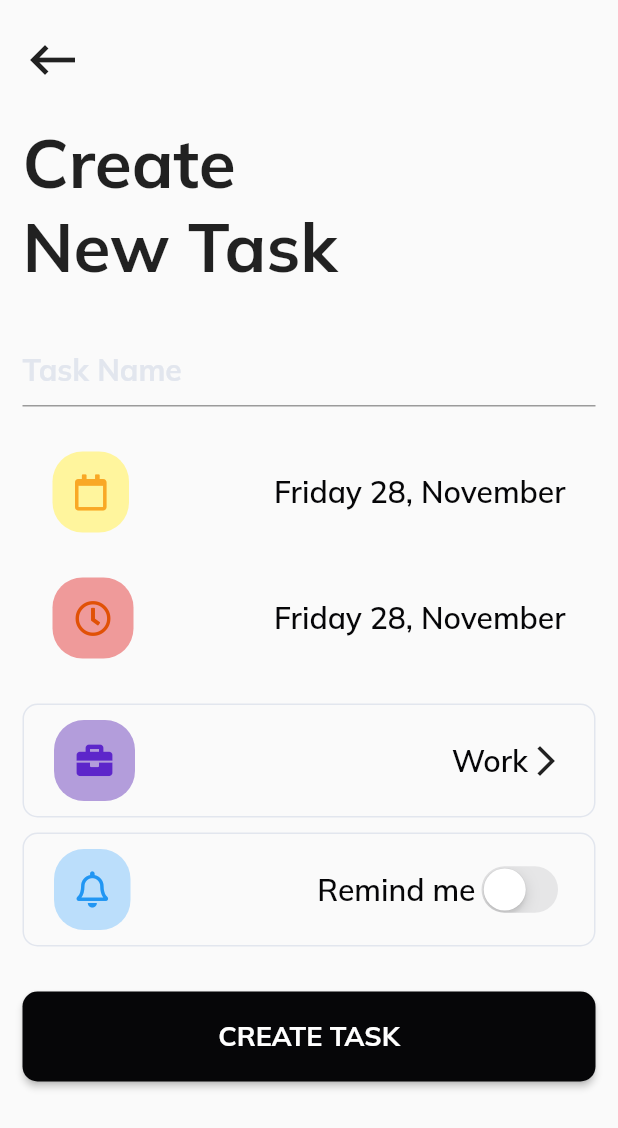
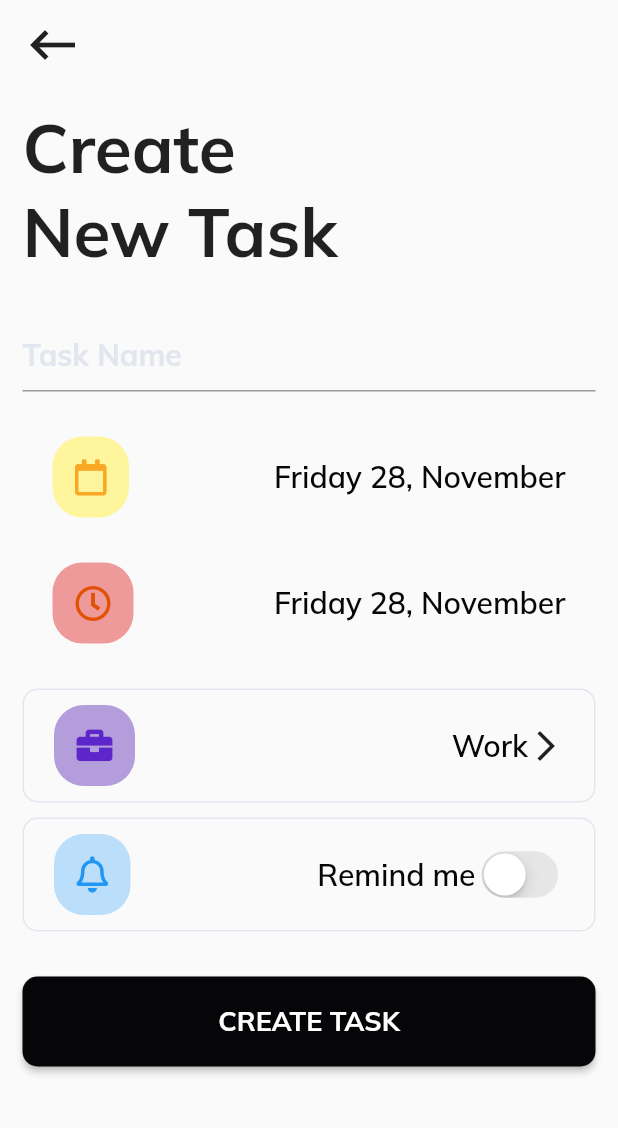
Before and after one commit to nakul1931/To-Do, a Flutter app: the screen it shows after launch, after a tap on "+ ADD NEW TASK", on a phone screen of 412 x 824 dp. Shown: the top 1128 px of the screen. Run offline on Flutter 3.47's test engine with Material 2 defaults, Android fonts, the phone set to English and light mode, and no system bars; our stand-ins replace font_awesome_flutter, google_fonts.

Commit message:
Task bug fixed

```diff
--- a/lib/src/screens/createTask.dart
+++ b/lib/src/screens/createTask.dart
@@ -12,9 +12,9 @@ import 'dart:io';
 import 'package:font_awesome_flutter/font_awesome_flutter.dart';
 import 'package:provider/provider.dart';
 
-Task task = new Task();
+class CreateTaskPage extends StatelessWidget {
+  final Task task = new Task();
 
-class CreateTaskPage extends StatelessWidget {
   @override
   Widget build(BuildContext context) {
     if (Platform.isIOS) {
@@ -30,15 +30,13 @@ class CreateTaskPage extends StatelessWidget {
 
   Widget pageBody(BuildContext context) {
     var addTask = Provider.of<TaskProvider>(context);
-    return Container(
-      padding: EdgeInsets.symmetric(horizontal: 15.0),
-      child: SingleChildScrollView(
+    return SingleChildScrollView(
+      child: Container(
+        padding:
+            EdgeInsets.only(right: 15.0, left: 15.0, top: 10.0, bottom: 15.0),
         child: Column(
           crossAxisAlignment: CrossAxisAlignment.start,
           children: <Widget>[
-            SizedBox(
-              height: 20.0,
-            ),
             InkWell(
               onTap: () {
                 Navigator.pop(context);
@@ -132,7 +130,9 @@ class CreateTaskPage extends StatelessWidget {
             SizedBox(
               height: 20.0,
             ),
-            AppButton(
+            Align(
+              alignment: Alignment.bottomCenter,
+              child: AppButton(
                 title: "CREATE TASK",
                 color: AppColors.black,
                 onTap: () {
@@ -143,6 +143,7 @@ class CreateTaskPage extends StatelessWidget {
                   print("Added");
                 },
               ),
+            ),
           ],
         ),
       ),
--- a/lib/src/screens/tasklist.dart
+++ b/lib/src/screens/tasklist.dart
@@ -35,7 +35,9 @@ class TaskListPage extends StatelessWidget {
         Expanded(
           child: Padding(
             padding:
-                const EdgeInsets.symmetric(vertical: 50.0, horizontal: 15.0),
+                // const EdgeInsets.symmetric(vertical: 50.0, horizontal: 15.0),
+                const EdgeInsets.only(
+                    right: 15.0, left: 15.0, top: 50.0, bottom: 15.0),
             child: Column(
               crossAxisAlignment: CrossAxisAlignment.start,
               children: <Widget>[
@@ -78,12 +80,15 @@ class TaskListPage extends StatelessWidget {
                 SizedBox(
                   height: 20.0,
                 ),
-                AppButton(
-                  color: AppColors.lightpurpule,
-                  title: "+ ADD NEW TASK",
-                  onTap: () {
-                    Navigator.pushNamed(context, "/createTask");
-                  },
+                Align(
+                  alignment: Alignment.bottomCenter,
+                  child: AppButton(
+                    color: AppColors.lightpurpule,
+                    title: "+ ADD NEW TASK",
+                    onTap: () {
+                      Navigator.pushNamed(context, "/createTask");
+                    },
+                  ),
                 ),
               ],
             ),
```
Lines whose indentation alone changed are shown as unchanged.
